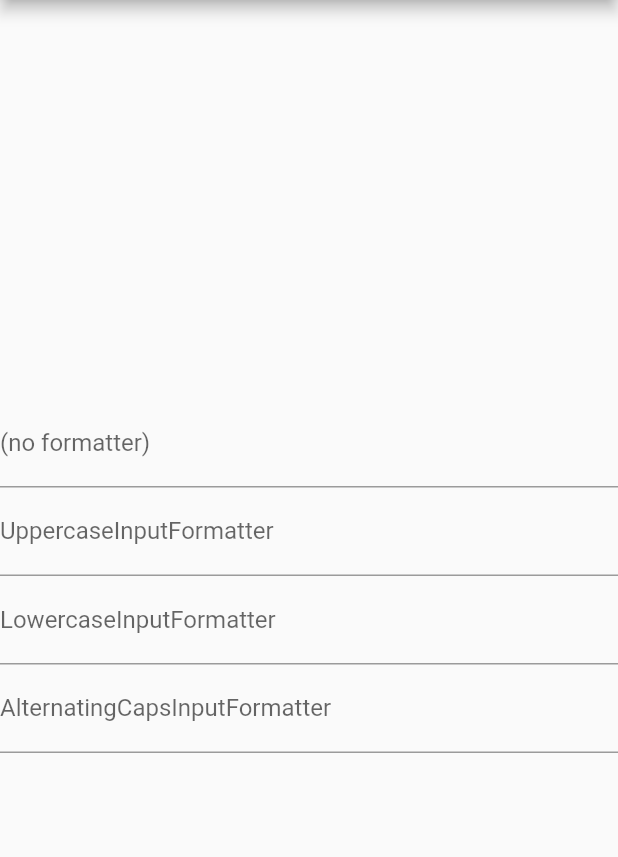
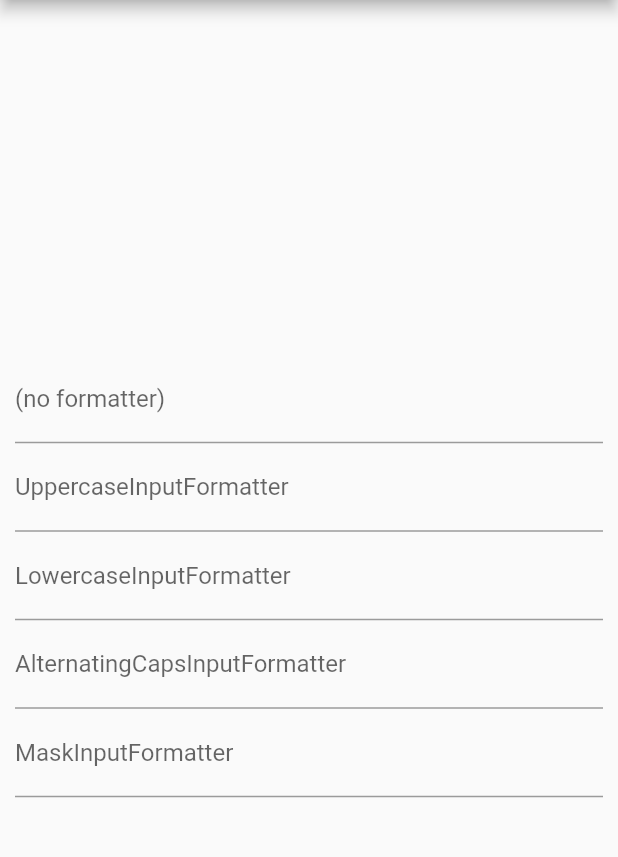
Before and after one commit to codegrue/text_formatters, a Flutter app: the screen it shows after launch, on a phone screen of 412 x 824 dp, the part 84-941 px from its top. Run offline on Flutter 3.47's test engine with Material 2 defaults, Android fonts, the phone set to English and light mode, and no system bars; missing offline and left inert: groovin_string_masks.

Commit message:
MaskFormatter

```diff
--- a/example/lib/main.dart
+++ b/example/lib/main.dart
@@ -28,7 +28,9 @@ class _MyHomePageState extends State<MyHomePage> {
       appBar: new AppBar(
         title: new Text('Text Formatters Example'),
       ),
-      body: new Column(
+      body: Container(
+        padding: EdgeInsets.all(10.0),
+        child: new Column(
           mainAxisAlignment: MainAxisAlignment.center,
           children: <Widget>[
             new TextField(
@@ -60,7 +62,16 @@ class _MyHomePageState extends State<MyHomePage> {
                 AlternatingCapsInputFormatter(),
               ],
             ),
+            new TextField(
+              decoration: InputDecoration(
+                labelText: "MaskInputFormatter",
+              ),
+              inputFormatters: [
+                MaskInputFormatter("(000) 000-0000"),
               ],
+            ),
+          ],
+        ),
       ),
     );
   }
--- /dev/null
+++ b/lib/formatters/mask_formatter.dart
@@ -0,0 +1,27 @@
+import 'package:flutter/services.dart';
+import 'package:groovin_string_masks/groovin_string_masks.dart';
+import 'package:text_formatters/helpers/unmask_functions.dart';
+
+class MaskInputFormatter extends TextInputFormatter {
+  MaskInputFormatter(this.mask) : assert(mask != null);
+
+  final String mask;
+
+  @override
+  TextEditingValue formatEditUpdate(
+    TextEditingValue oldValue, // unused.
+    TextEditingValue newValue,
+  ) {
+    var unmasked = characterUnmask(newValue.text);
+
+    var formatter = new StringMask(
+      mask,
+    );
+
+    var result = formatter.apply(unmasked);
+
+    return newValue.copyWith(
+      text: result,
+    );
+  }
+}
--- /dev/null
+++ b/lib/helpers/unmask_functions.dart
@@ -0,0 +1,42 @@
+/// This iterates through the value and only keeps
+/// letters or numbers
+String characterUnmask(
+  String maskedValue, {
+  String additionalKeepCharacters: '',
+}) {
+  String acceptableCharacters =
+      '0123456789ABCDEFGHIJKLMNOPQRSTUVWXYZ' + additionalKeepCharacters;
+  String unmaskedValue = '';
+
+  String uppercaseMaskedValue = maskedValue.toLowerCase();
+
+  for (int i = 0; i < maskedValue.length; i++) {
+    if (acceptableCharacters.contains(uppercaseMaskedValue[i]))
+      unmaskedValue += maskedValue[i];
+  }
+
+  return unmaskedValue;
+}
+
+// /// used to reverse the value from a mask
+// /// NOTE: COMMENTED OUT BECAUSE IT DOESN'T WORK 100% OF THE TIME
+// String unmask(String mask, String maskedValue, int newCharacterPosition) {
+//   String specialCharacters = '0AS';
+//   String unmaskedValue = '';
+
+//   // iterate accross the mask, pulling out characters from unmasked for each valid placeholder.
+//   for (int i = 0; i < min(mask.length, maskedValue.length); i++) {
+//     // if we find the new character, the mask won't line up anymore
+//     if (i == newCharacterPosition) {
+//       unmaskedValue += maskedValue[i];
+//     } else {
+//       int position = (i > newCharacterPosition)
+//           ? i + 1 // add one if we pass the new character, so the mask lines up
+//           : i;
+//       if (specialCharacters.contains(mask[i]))
+//         unmaskedValue += maskedValue[position];
+//     }
+//   }
+
+//   return unmaskedValue;
+// }
--- a/pubspec.yaml
+++ b/pubspec.yaml
@@ -1,6 +1,6 @@
 name: text_formatters
 description: A package of pre-build `TextInputFormatter` objects to use with Flutter's `TextField` or `TextFormField` widgets.
-version: 1.0.0
+version: 1.0.1
 author: Jeff Jorczak <jeff@jorczak.com>
 homepage: https://github.com/codegrue/text_formatters
 
```
Also changed, not shown: lib/text_formatters.dart (+6 -3 lines), example/pubspec.lock, lib/formatters/alternating_caps_formatter.dart (renamed from lib/src/alternating_caps_formatter.dart), lib/formatters/lowercase_formatter.dart (renamed from lib/src/lowercase_formatter.dart), lib/formatters/uppercase_formatter.dart (renamed from lib/src/uppercase_formatter.dart), 2 other files. Lines whose indentation alone changed are shown as unchanged.
